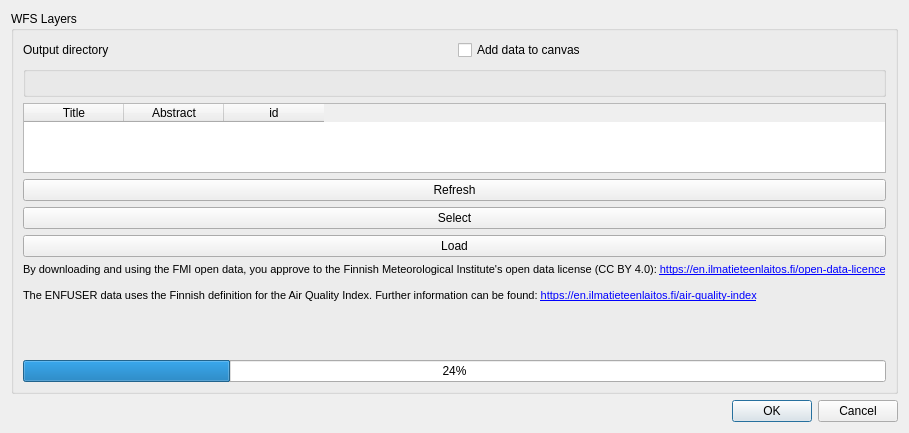
GispoCoding/FMI2QGIS, file FMI2QGIS/resources/ui/main_dialog.ui: the form before one commit.
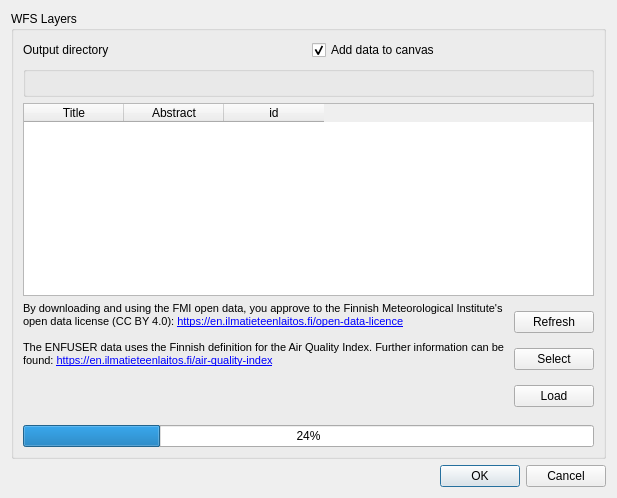
The form after the commit. Custom widgets are drawn as their Qt base class.

The edit to the form file:
```diff
--- a/FMI2QGIS/resources/ui/main_dialog.ui
+++ b/FMI2QGIS/resources/ui/main_dialog.ui
@@ -6,8 +6,8 @@
    <rect>
     <x>0</x>
     <y>0</y>
-    <width>670</width>
-    <height>363</height>
+    <width>459</width>
+    <height>498</height>
    </rect>
   </property>
   <property name="windowTitle">
@@ -19,7 +19,7 @@
      <property name="title">
       <string>WFS Layers</string>
      </property>
-     <layout class="QVBoxLayout" name="verticalLayout_5">
+     <layout class="QVBoxLayout" name="verticalLayout_3">
       <item>
        <layout class="QHBoxLayout" name="horizontalLayout_3">
         <item>
@@ -45,6 +45,9 @@
           <property name="text">
            <string>Add data to canvas</string>
           </property>
+          <property name="checked">
+           <bool>true</bool>
+          </property>
          </widget>
         </item>
        </layout>
@@ -88,6 +91,27 @@
        </layout>
       </item>
       <item>
+       <layout class="QHBoxLayout" name="horizontalLayout_2">
+        <item>
+         <widget class="QLabel" name="label_2">
+          <property name="text">
+           <string>&lt;!DOCTYPE HTML PUBLIC &quot;-//W3C//DTD HTML 4.0//EN&quot; &quot;http://www.w3.org/TR/REC-html40/strict.dtd&quot;&gt;
+&lt;html&gt;&lt;head&gt;&lt;meta name=&quot;qrichtext&quot; content=&quot;1&quot; /&gt;&lt;style type=&quot;text/css&quot;&gt;
+p, li { white-space: pre-wrap; }
+&lt;/style&gt;&lt;/head&gt;&lt;body style=&quot; font-family:'MS Shell Dlg 2'; font-size:8pt; font-weight:400; font-style:normal;&quot;&gt;
+&lt;p style=&quot; margin-top:0px; margin-bottom:0px; margin-left:0px; margin-right:0px; -qt-block-indent:0; text-indent:0px;&quot;&gt;By downloading and using the FMI open data, you approve to the Finnish Meteorological Institute's &lt;/p&gt;
+&lt;p style=&quot; margin-top:0px; margin-bottom:0px; margin-left:0px; margin-right:0px; -qt-block-indent:0; text-indent:0px;&quot;&gt;open data license (CC BY 4.0): &lt;a href=&quot;https://en.ilmatieteenlaitos.fi/open-data-licence&quot;&gt;&lt;span style=&quot; text-decoration: underline; color:#0000ff;&quot;&gt;https://en.ilmatieteenlaitos.fi/open-data-licence&lt;/span&gt;&lt;/a&gt;&lt;/p&gt;
+&lt;p style=&quot;-qt-paragraph-type:empty; margin-top:0px; margin-bottom:0px; margin-left:0px; margin-right:0px; -qt-block-indent:0; text-indent:0px; text-decoration: underline; color:#0000ff;&quot;&gt;&lt;br /&gt;&lt;/p&gt;
+&lt;p style=&quot; margin-top:0px; margin-bottom:0px; margin-left:0px; margin-right:0px; -qt-block-indent:0; text-indent:0px;&quot;&gt;The ENFUSER data uses the Finnish definition for the Air Quality Index. Further information can be &lt;/p&gt;
+&lt;p style=&quot; margin-top:0px; margin-bottom:0px; margin-left:0px; margin-right:0px; -qt-block-indent:0; text-indent:0px;&quot;&gt;found: &lt;a href=&quot;https://en.ilmatieteenlaitos.fi/air-quality-index&quot;&gt;&lt;span style=&quot; text-decoration: underline; color:#0000ff;&quot;&gt;https://en.ilmatieteenlaitos.fi/air-quality-index&lt;/span&gt;&lt;/a&gt;&lt;/p&gt;
+&lt;p style=&quot;-qt-paragraph-type:empty; margin-top:0px; margin-bottom:0px; margin-left:0px; margin-right:0px; -qt-block-indent:0; text-indent:0px; text-decoration: underline; color:#0000ff;&quot;&gt;&lt;br /&gt;&lt;/p&gt;
+&lt;p style=&quot;-qt-paragraph-type:empty; margin-top:0px; margin-bottom:0px; margin-left:0px; margin-right:0px; -qt-block-indent:0; text-indent:0px; text-decoration: underline; color:#0000ff;&quot;&gt;&lt;br /&gt;&lt;/p&gt;
+&lt;p style=&quot;-qt-paragraph-type:empty; margin-top:0px; margin-bottom:0px; margin-left:0px; margin-right:0px; -qt-block-indent:0; text-indent:0px; text-decoration: underline; color:#0000ff;&quot;&gt;&lt;br /&gt;&lt;/p&gt;
+&lt;p style=&quot;-qt-paragraph-type:empty; margin-top:0px; margin-bottom:0px; margin-left:0px; margin-right:0px; -qt-block-indent:0; text-indent:0px; text-decoration: underline; color:#0000ff;&quot;&gt;&lt;br /&gt;&lt;/p&gt;&lt;/body&gt;&lt;/html&gt;</string>
+          </property>
+         </widget>
+        </item>
+        <item>
        <layout class="QVBoxLayout" name="verticalLayout">
         <item>
          <widget class="QPushButton" name="btn_refresh">
@@ -115,24 +139,7 @@
         </item>
        </layout>
       </item>
-      <item>
-       <layout class="QVBoxLayout" name="verticalLayout_3">
-        <item>
-         <widget class="QLabel" name="label_2">
-          <property name="text">
-           <string>&lt;!DOCTYPE HTML PUBLIC &quot;-//W3C//DTD HTML 4.0//EN&quot; &quot;http://www.w3.org/TR/REC-html40/strict.dtd&quot;&gt;
-&lt;html&gt;&lt;head&gt;&lt;meta name=&quot;qrichtext&quot; content=&quot;1&quot; /&gt;&lt;style type=&quot;text/css&quot;&gt;
-p, li { white-space: pre-wrap; }
-&lt;/style&gt;&lt;/head&gt;&lt;body style=&quot; font-family:'MS Shell Dlg 2'; font-size:8pt; font-weight:400; font-style:normal;&quot;&gt;
-&lt;p style=&quot; margin-top:0px; margin-bottom:0px; margin-left:0px; margin-right:0px; -qt-block-indent:0; text-indent:0px;&quot;&gt;By downloading and using the FMI open data, you approve to the Finnish Meteorological Institute's open data license (CC BY 4.0): &lt;a href=&quot;https://en.ilmatieteenlaitos.fi/open-data-licence&quot;&gt;&lt;span style=&quot; text-decoration: underline; color:#0000ff;&quot;&gt;https://en.ilmatieteenlaitos.fi/open-data-licence&lt;/span&gt;&lt;/a&gt;&lt;/p&gt;
-&lt;p style=&quot;-qt-paragraph-type:empty; margin-top:0px; margin-bottom:0px; margin-left:0px; margin-right:0px; -qt-block-indent:0; text-indent:0px; text-decoration: underline; color:#0000ff;&quot;&gt;&lt;br /&gt;&lt;/p&gt;
-&lt;p style=&quot; margin-top:0px; margin-bottom:0px; margin-left:0px; margin-right:0px; -qt-block-indent:0; text-indent:0px;&quot;&gt;The ENFUSER data uses the Finnish definition for the Air Quality Index. Further information can be found: &lt;a href=&quot;https://en.ilmatieteenlaitos.fi/air-quality-index&quot;&gt;&lt;span style=&quot; text-decoration: underline; color:#0000ff;&quot;&gt;https://en.ilmatieteenlaitos.fi/air-quality-index&lt;/span&gt;&lt;/a&gt;&lt;/p&gt;
-&lt;p style=&quot;-qt-paragraph-type:empty; margin-top:0px; margin-bottom:0px; margin-left:0px; margin-right:0px; -qt-block-indent:0; text-indent:0px; text-decoration: underline; color:#0000ff;&quot;&gt;&lt;br /&gt;&lt;/p&gt;
-&lt;p style=&quot;-qt-paragraph-type:empty; margin-top:0px; margin-bottom:0px; margin-left:0px; margin-right:0px; -qt-block-indent:0; text-indent:0px; text-decoration: underline; color:#0000ff;&quot;&gt;&lt;br /&gt;&lt;/p&gt;
-&lt;p style=&quot;-qt-paragraph-type:empty; margin-top:0px; margin-bottom:0px; margin-left:0px; margin-right:0px; -qt-block-indent:0; text-indent:0px; text-decoration: underline; color:#0000ff;&quot;&gt;&lt;br /&gt;&lt;/p&gt;
-&lt;p style=&quot;-qt-paragraph-type:empty; margin-top:0px; margin-bottom:0px; margin-left:0px; margin-right:0px; -qt-block-indent:0; text-indent:0px; text-decoration: underline; color:#0000ff;&quot;&gt;&lt;br /&gt;&lt;/p&gt;&lt;/body&gt;&lt;/html&gt;</string>
-          </property>
-         </widget>
+       </layout>
         </item>
         <item>
          <widget class="QProgressBar" name="progress_bar">
@@ -140,8 +147,6 @@
            <number>24</number>
           </property>
          </widget>
-        </item>
-       </layout>
       </item>
      </layout>
     </widget>
```
Left out of the diff: 5 changed lines with no effect on the pictures. Lines whose indentation alone changed are shown as unchanged.
